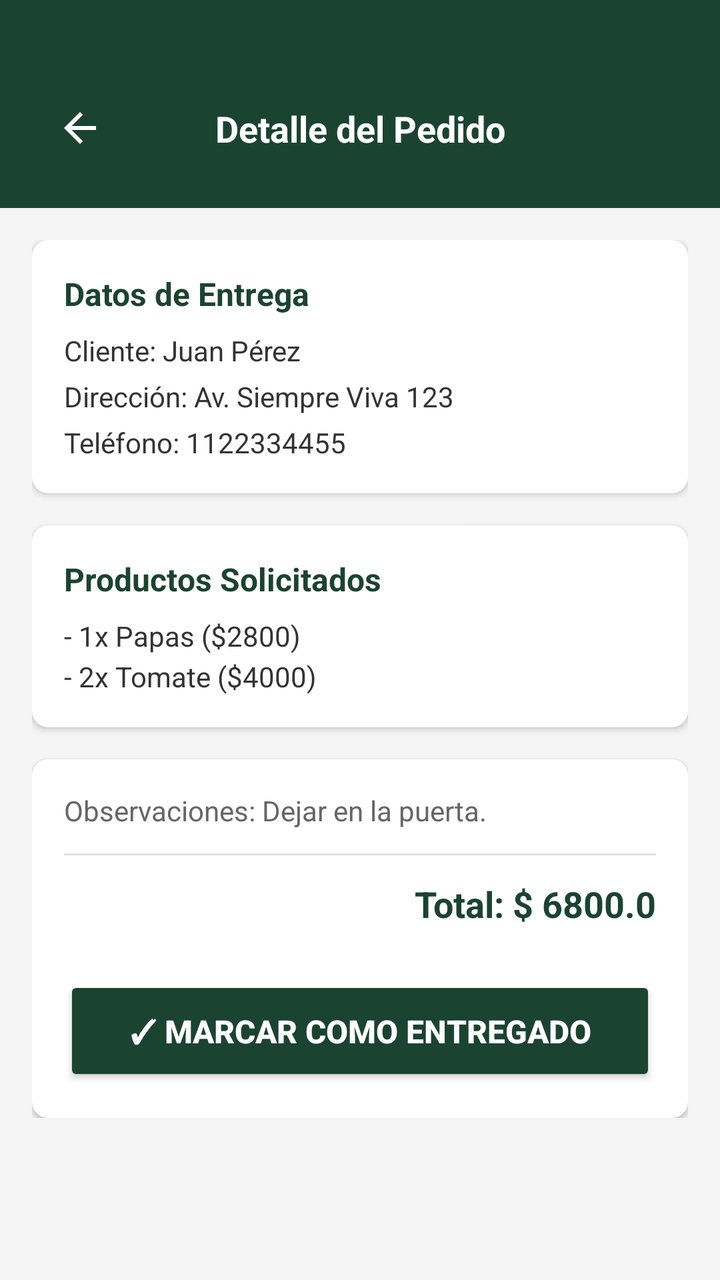
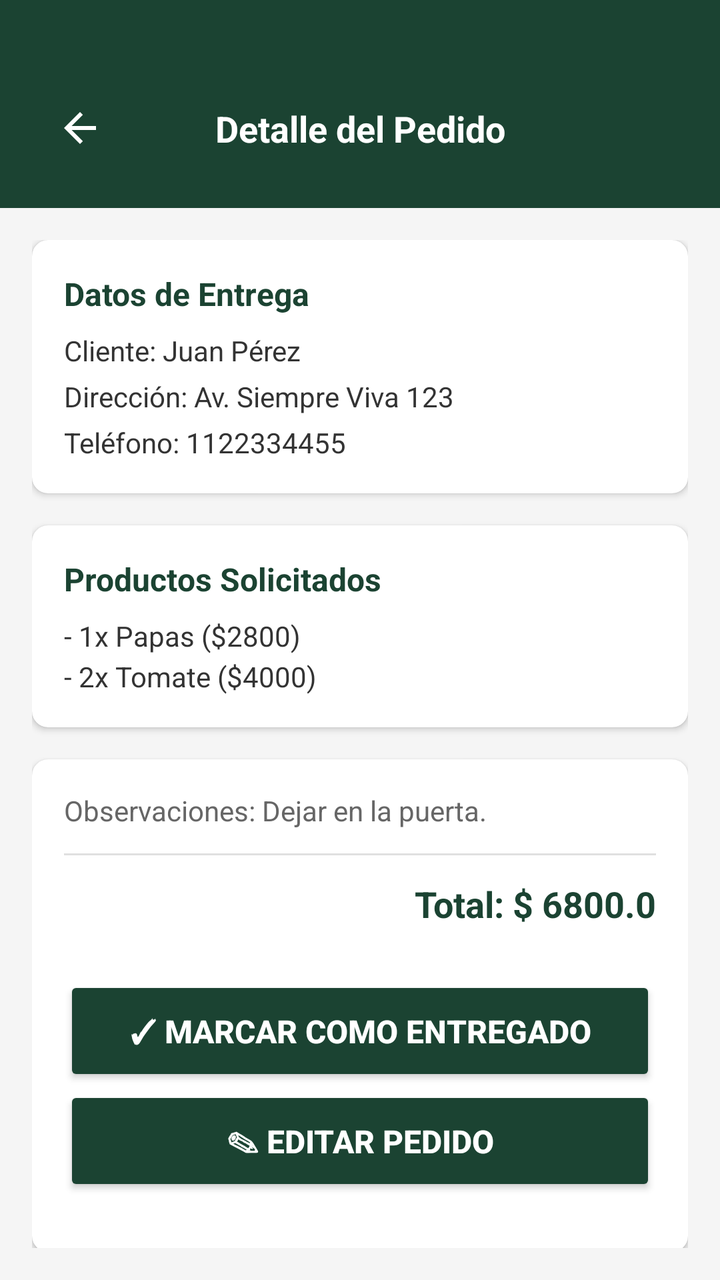

An Android layout rendered at two revisions. The XML below is the earlier revision; the diff shows what the commit changed to produce the second picture.
<!-- AndroidManifest.xml: application theme Theme.GestionSalvador -->
<!-- res/layout/activity_detalle_pedido.xml -->
<?xml version="1.0" encoding="utf-8"?>
<LinearLayout xmlns:android="http://schemas.android.com/apk/res/android"
    xmlns:app="http://schemas.android.com/apk/res-auto"
    android:layout_width="match_parent"
    android:layout_height="match_parent"
    android:orientation="vertical"
    android:background="#F5F5F5">

    
    <androidx.constraintlayout.widget.ConstraintLayout
        android:layout_width="match_parent"
        android:layout_height="wrap_content"
        android:background="#1B4332"
        android:padding="16dp">

        <ImageView
            android:id="@+id/btn_volver_detalle"
            android:layout_width="48dp"
            android:layout_height="48dp"
            android:layout_marginTop="24dp"
            android:padding="12dp"
            android:src="@drawable/ic_arrow_back"
            app:tint="@color/white"
            app:layout_constraintBottom_toBottomOf="parent"
            app:layout_constraintStart_toStartOf="parent"
            app:layout_constraintTop_toTopOf="parent" />

        <TextView
            android:layout_width="wrap_content"
            android:layout_height="wrap_content"
            android:text="Detalle del Pedido"
            android:textColor="@color/white"
            android:textSize="18sp"
            android:textStyle="bold"
            app:layout_constraintBottom_toBottomOf="@+id/btn_volver_detalle"
            app:layout_constraintEnd_toEndOf="parent"
            app:layout_constraintStart_toStartOf="parent"
            app:layout_constraintTop_toTopOf="@+id/btn_volver_detalle" />
    </androidx.constraintlayout.widget.ConstraintLayout>

    
    <ScrollView
        android:layout_width="match_parent"
        android:layout_height="0dp"
        android:layout_weight="1"
        android:padding="16dp">

        <LinearLayout
            android:layout_width="match_parent"
            android:layout_height="wrap_content"
            android:orientation="vertical">

            
            <androidx.cardview.widget.CardView
                android:layout_width="match_parent"
                android:layout_height="wrap_content"
                app:cardCornerRadius="8dp"
                app:cardElevation="2dp"
                android:layout_marginBottom="16dp">

                <LinearLayout
                    android:layout_width="match_parent"
                    android:layout_height="wrap_content"
                    android:orientation="vertical"
                    android:padding="16dp">

                    <TextView
                        android:layout_width="wrap_content"
                        android:layout_height="wrap_content"
                        android:text="Datos de Entrega"
                        android:textStyle="bold"
                        android:textColor="#1B4332"
                        android:textSize="16sp"
                        android:layout_marginBottom="8dp"/>

                    <TextView
                        android:id="@+id/tvDetalleCliente"
                        android:layout_width="match_parent"
                        android:layout_height="wrap_content"
                        android:text="Cliente: Juan Pérez"
                        android:textSize="14sp"
                        android:textColor="#333333"
                        android:layout_marginBottom="4dp"/>

                    <TextView
                        android:id="@+id/tvDetalleDireccion"
                        android:layout_width="match_parent"
                        android:layout_height="wrap_content"
                        android:text="Dirección: Av. Siempre Viva 123"
                        android:textSize="14sp"
                        android:textColor="#333333"
                        android:layout_marginBottom="4dp"/>

                    <TextView
                        android:id="@+id/tvDetalleTelefono"
                        android:layout_width="match_parent"
                        android:layout_height="wrap_content"
                        android:text="Teléfono: 1122334455"
                        android:textSize="14sp"
                        android:textColor="#333333"/>
                </LinearLayout>
            </androidx.cardview.widget.CardView>

            
            <androidx.cardview.widget.CardView
                android:layout_width="match_parent"
                android:layout_height="wrap_content"
                app:cardCornerRadius="8dp"
                app:cardElevation="2dp"
                android:layout_marginBottom="16dp">

                <LinearLayout
                    android:layout_width="match_parent"
                    android:layout_height="wrap_content"
                    android:orientation="vertical"
                    android:padding="16dp">

                    <TextView
                        android:layout_width="wrap_content"
                        android:layout_height="wrap_content"
                        android:text="Productos Solicitados"
                        android:textStyle="bold"
                        android:textColor="#1B4332"
                        android:textSize="16sp"
                        android:layout_marginBottom="8dp"/>

                    <TextView
                        android:id="@+id/tvDetalleProductos"
                        android:layout_width="match_parent"
                        android:layout_height="wrap_content"
                        android:text="- 1x Papas ($2800)\n- 2x Tomate ($4000)"
                        android:textSize="14sp"
                        android:textColor="#333333"
                        android:lineSpacingExtra="4dp"/>
                </LinearLayout>
            </androidx.cardview.widget.CardView>

            
            <androidx.cardview.widget.CardView
                android:layout_width="match_parent"
                android:layout_height="wrap_content"
                app:cardCornerRadius="8dp"
                app:cardElevation="2dp">

                <LinearLayout
                    android:layout_width="match_parent"
                    android:layout_height="wrap_content"
                    android:orientation="vertical"
                    android:padding="16dp">

                    <TextView
                        android:id="@+id/tvDetalleObservaciones"
                        android:layout_width="match_parent"
                        android:layout_height="wrap_content"
                        android:text="Observaciones: Dejar en la puerta."
                        android:textSize="14sp"
                        android:textColor="#666666"
                        android:layout_marginBottom="12dp"/>

                    <View
                        android:layout_width="match_parent"
                        android:layout_height="1dp"
                        android:background="#E0E0E0"
                        android:layout_marginBottom="12dp"/>

                    <TextView
                        android:id="@+id/tvDetalleTotal"
                        android:layout_width="match_parent"
                        android:layout_height="wrap_content"
                        android:text="Total: $ 6800.0"
                        android:textSize="18sp"
                        android:textStyle="bold"
                        android:textColor="#1B4332"
                        android:gravity="end"/>

                    <Button
                        android:id="@+id/btnMarcarEntregado"
                        android:layout_width="match_parent"
                        android:layout_height="55dp"
                        android:layout_marginTop="24dp"
                        android:backgroundTint="#1B4332"
                        android:text="✓ Marcar como Entregado"
                        android:textColor="#FFFFFF"
                        android:textSize="16sp"
                        android:textStyle="bold"
                        app:cornerRadius="8dp"/>
                </LinearLayout>
            </androidx.cardview.widget.CardView>

        </LinearLayout>
    </ScrollView>
</LinearLayout>
<!-- resources referenced by this layout -->
<resources>
  <color name="white">#FFFFFFFF</color>
  <!-- drawable ic_arrow_back (drawable) -->
  <vector xmlns:android="http://schemas.android.com/apk/res/android"
      android:width="24dp"
      android:height="24dp"
      android:viewportWidth="960"
      android:viewportHeight="960">
    <path
        android:pathData="m313,520 l224,224 -57,56 -320,-320 320,-320 57,56 -224,224h487v80L313,520Z"
        android:fillColor="#e3e3e3"/>
  </vector>
  <style name="Theme.GestionSalvador" parent="Base.Theme.GestionSalvador" />
  <style name="Base.Theme.GestionSalvador" parent="Theme.Material3.DayNight.NoActionBar">
          
          
      </style>
</resources>

<!-- the commit's change to res/layout/activity_detalle_pedido.xml (unified diff, before → after) -->
@@ -184,6 +184,23 @@
                         android:textSize="16sp"
                         android:textStyle="bold"
                         app:cornerRadius="8dp"/>
+
+
+
+                    
+                    <Button
+                        android:id="@+id/btnEditarPedido"
+                        android:layout_width="match_parent"
+                        android:layout_height="55dp"
+                        android:layout_marginBottom="12dp"
+                        android:backgroundTint="#1B4332"
+                        android:text="✎ Editar Pedido"
+                        android:textColor="#FFFFFF"
+                        android:textSize="16sp"
+                        android:textStyle="bold"
+                        app:cornerRadius="8dp"/>
+
+
                 </LinearLayout>
             </androidx.cardview.widget.CardView>
 
